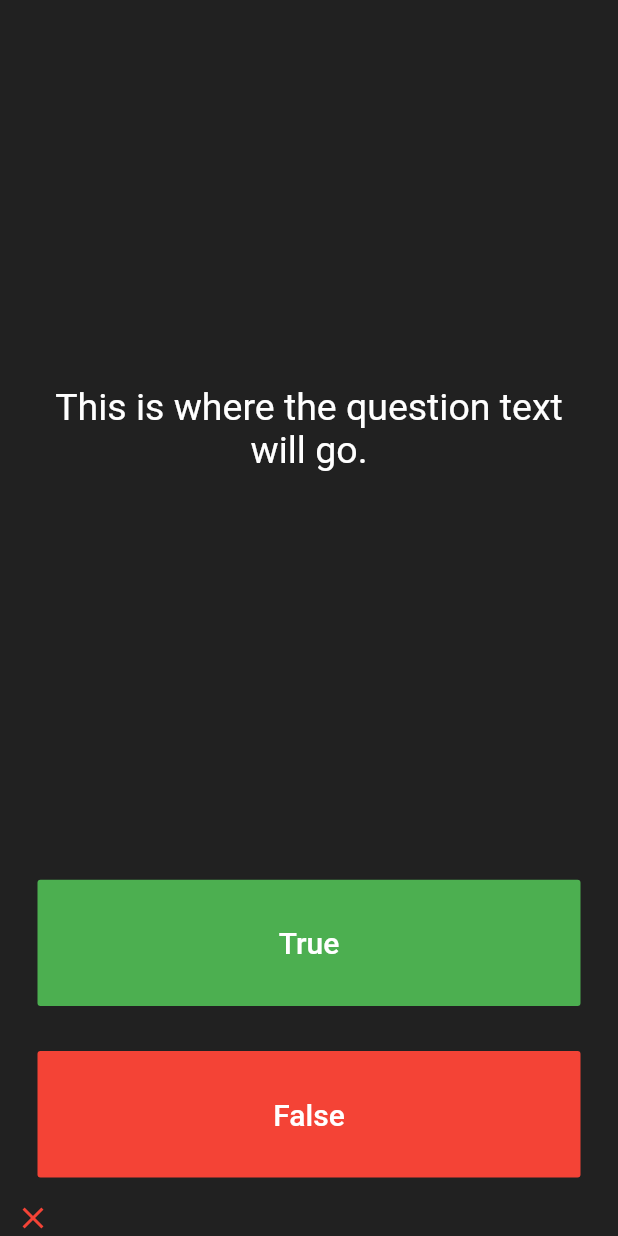
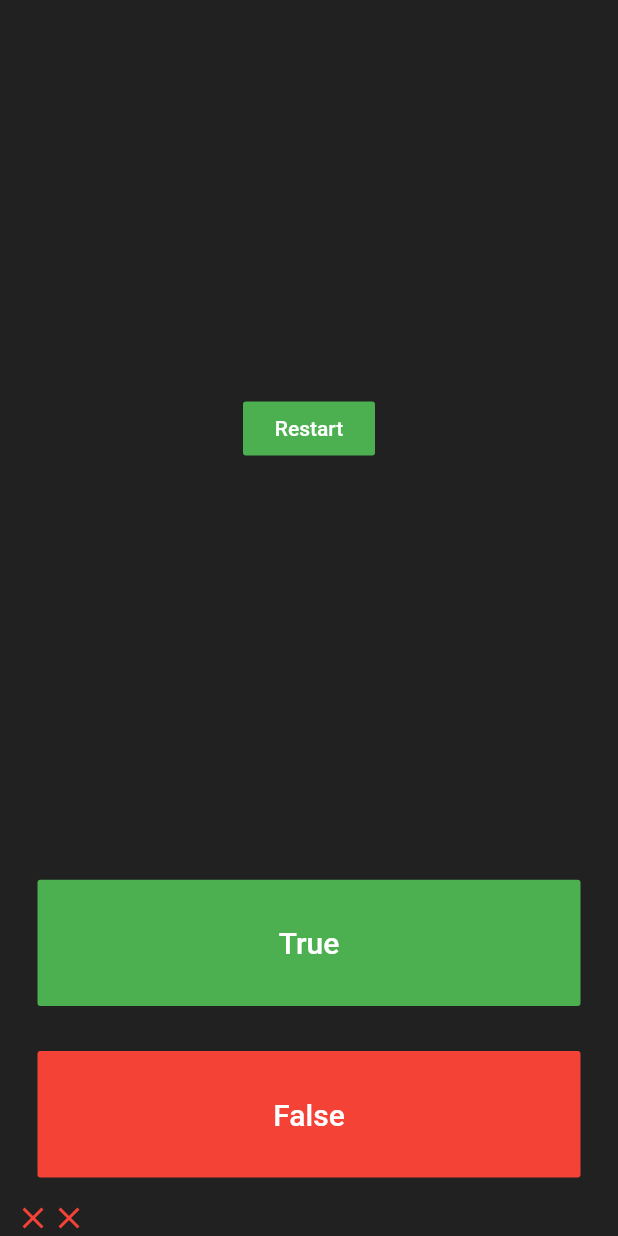
Before and after one commit to FilippBerzenin/quizzier_flutter, a Flutter app: the screen it shows after launch, after a tap on "True", after a tap on "False", on a phone screen of 412 x 824 dp. Run offline on Flutter 3.47's test engine with Material 2 defaults, Android fonts, the phone set to English and light mode, and no system bars.

Commit message:
init commit1

```diff
--- a/lib/main.dart
+++ b/lib/main.dart
@@ -25,7 +25,55 @@ class QuizPage extends StatefulWidget {
 }
 
 class _QuizPageState extends State<QuizPage> {
+  int questionNumber = 0;
+  int correctAnswer = 0;
+  int wrongAnswer = 0;
   List<Widget> scoreKipper = [];
+  List<Questions> questions = [
+    new Questions('You can lead a cow down stairs but not up stairs.', false),
+    new Questions(
+        'Approximately one quarter of human bones are in the feet.', true),
+    new Questions('A slug\'s blood is green.', true),
+    Questions('End you have a ', true)
+  ];
+
+  Icon checkingCorrectAnswer(bool answer) {
+    if (questions.elementAt(questionNumber).answer != answer) {
+      wrongAnswer++;
+      return Icon(
+        Icons.close,
+        color: Colors.red,
+      );
+    } else {
+      correctAnswer++;
+      return Icon(
+        Icons.check,
+        color: Colors.green,
+      );
+    }
+  }
+
+  Text returnQuastion() {
+    return Text(
+      questions.elementAt(questionNumber).text,
+      textAlign: TextAlign.center,
+      style: TextStyle(
+        fontSize: 25.0,
+        color: Colors.white,
+      ),
+    );
+  }
+
+  FlatButton returnRestartButton() {
+    return FlatButton(
+      child: Text('Restart'),
+      textColor: Colors.white,
+      color: Colors.green,
+      onPressed: () {},
+    );
+  }
+
+  bool checkTheEnd() => questionNumber == (questions.length - 1);
 
   @override
   Widget build(BuildContext context) {
@@ -37,16 +85,7 @@ class _QuizPageState extends State<QuizPage> {
           flex: 5,
           child: Padding(
             padding: EdgeInsets.all(10.0),
-            child: Center(
-              child: Text(
-                'This is where the question text will go.',
-                textAlign: TextAlign.center,
-                style: TextStyle(
-                  fontSize: 25.0,
-                  color: Colors.white,
-                ),
-              ),
-            ),
+            child: Center(child: returnRestartButton()),
           ),
         ),
         Expanded(
@@ -64,12 +103,11 @@ class _QuizPageState extends State<QuizPage> {
               ),
               onPressed: () {
                 setState(() {
-                  scoreKipper.add(
-                    Icon(
-                      Icons.close,
-                      color: Colors.red,
-                    ),
-                  );
+                  if (!checkTheEnd()) {
+                    scoreKipper.add(checkingCorrectAnswer(true));
+                    questionNumber++;
+                  } else
+                    null;
                 });
               },
             ),
@@ -88,7 +126,13 @@ class _QuizPageState extends State<QuizPage> {
                 ),
               ),
               onPressed: () {
-                //The user picked false.
+                setState(() {
+                  if (!checkTheEnd()) {
+                    scoreKipper.add(checkingCorrectAnswer(false));
+                    questionNumber++;
+                  } else
+                    null;
+                });
               },
             ),
           ),
@@ -98,6 +142,16 @@ class _QuizPageState extends State<QuizPage> {
     );
   }
 }
+
+class Questions {
+  String text = "";
+  bool answer = false;
+
+  Questions(String text, bool answer) {
+    this.text = text;
+    this.answer = answer;
+  }
+}
 /*
 question1: 'You can lead a cow down stairs but not up stairs.', false,
 question2: 'Approximately one quarter of human bones are in the feet.', true,
```
